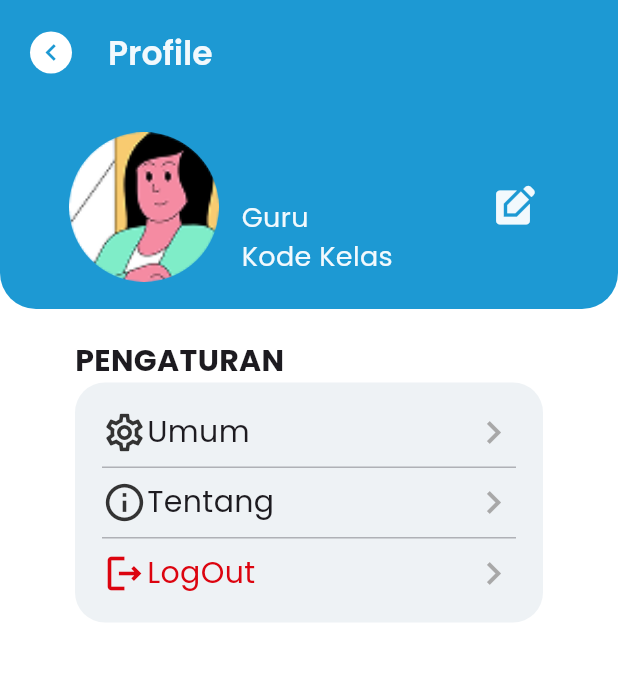
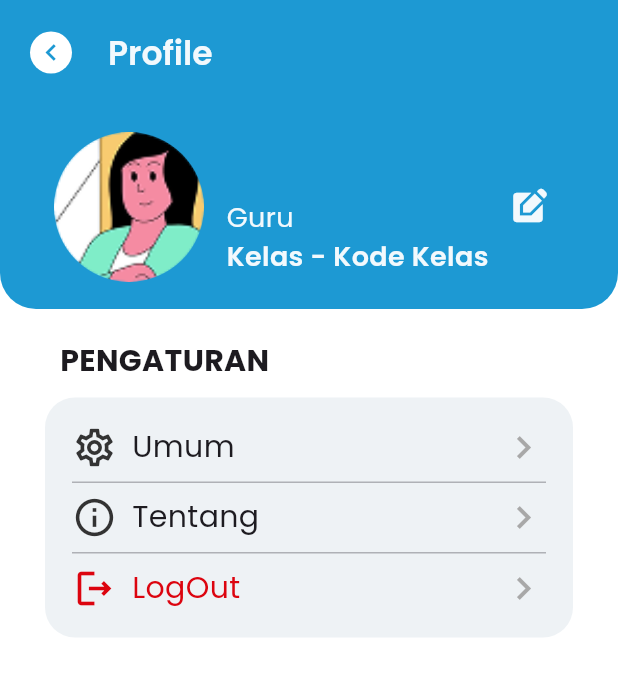
Before and after one commit to MuhammadHelga/kartanary, a Flutter app: the GuruProfilePage screen opened directly with empty values, on a phone screen of 412 x 824 dp. Shown: the top 676 px of the screen. Run offline on Flutter 3.47's test engine with Material 3 defaults, Android fonts, the phone set to English and light mode, and no system bars; our stand-ins replace carousel_slider, cloud_firestore, device_info_plus, file_picker, firebase_auth, firebase_core and 3 more; missing offline and left inert: dart:ffi; accounts and stored records are empty.

Commit message:
update profile guru sikit

```diff
--- a/lib/guru_pages/guru_profile_pages/guru_profile_page.dart
+++ b/lib/guru_pages/guru_profile_pages/guru_profile_page.dart
@@ -104,7 +104,7 @@ class _GuruProfilePageState extends State<GuruProfilePage> {
                     children: [
                       Padding(
                         padding: const EdgeInsets.symmetric(
-                          horizontal: 30,
+                          horizontal: 20,
                           vertical: 10,
                         ),
                         child: Row(
@@ -125,7 +125,7 @@ class _GuruProfilePageState extends State<GuruProfilePage> {
                                   _name ?? 'Loading...',
                                   style: TextStyle(
                                     fontSize: 28,
-                                    fontWeight: FontWeight.bold,
+                                    fontWeight: FontWeight.w600,
                                     color: Color(0xffF2F9FD),
                                   ),
                                 ),
@@ -137,10 +137,11 @@ class _GuruProfilePageState extends State<GuruProfilePage> {
                                   ),
                                 ),
                                 Text(
-                                  'Kode Kelas',
+                                  'Kelas - Kode Kelas',
                                   style: TextStyle(
                                     fontSize: 18,
                                     color: Color(0xffF2F9FD),
+                                    fontWeight: FontWeight.w600
                                   ),
                                 ),
                               ],
@@ -150,7 +151,7 @@ class _GuruProfilePageState extends State<GuruProfilePage> {
                               icon: Icon(
                                 Icons.edit_square,
                                 color: Color(0xffF2F9FD),
-                                size: 30,
+                                size: 26,
                               ),
                               onPressed: () {
                                 // Navigator.push(
@@ -169,7 +170,7 @@ class _GuruProfilePageState extends State<GuruProfilePage> {
                 ),
 
                 Padding(
-                  padding: const EdgeInsets.only(top: 20, left: 50),
+                  padding: const EdgeInsets.only(top: 20, left: 40, bottom: 10),
                   child: Align(
                     alignment: Alignment.centerLeft,
                     child: Text(
@@ -182,7 +183,7 @@ class _GuruProfilePageState extends State<GuruProfilePage> {
                   ),
                 ),
                 Container(
-                  margin: EdgeInsets.symmetric(horizontal: 50),
+                  margin: EdgeInsets.symmetric(horizontal: 30),
                   decoration: BoxDecoration(
                     color: Color.fromARGB(255, 238, 242, 245),
                     borderRadius: BorderRadius.all(Radius.circular(20)),
@@ -198,10 +199,13 @@ class _GuruProfilePageState extends State<GuruProfilePage> {
                         child: InkWell(
                           child: Row(
                             children: [
-                              Icon(
+                              Padding(
+                                padding: const EdgeInsets.only(right: 10),
+                                child: Icon(
                                   Icons.settings_outlined,
                                   color: Color(0xff333333),
                                   size: 30,
+                                ),
                               ),
                               Text('Umum', style: TextStyle(fontSize: 20)),
                               Spacer(),
@@ -229,10 +233,13 @@ class _GuruProfilePageState extends State<GuruProfilePage> {
                         child: InkWell(
                           child: Row(
                             children: [
-                              Icon(
+                              Padding(
+                                padding: const EdgeInsets.only(right: 10),
+                                child: Icon(
                                   Icons.info_outlined,
                                   color: Color(0xff333333),
                                   size: 30,
+                                ),
                               ),
                               Text('Tentang', style: TextStyle(fontSize: 20)),
                               Spacer(),
@@ -275,10 +282,13 @@ class _GuruProfilePageState extends State<GuruProfilePage> {
                           },
                           child: Row(
                             children: [
-                              Icon(
+                              Padding(
+                                padding: const EdgeInsets.only(right: 10),
+                                child: Icon(
                                   Icons.logout_outlined,
                                   color: Color(0xffDC040F),
                                   size: 30,
+                                ),
                               ),
                               Text(
                                 'LogOut',
```
Lines whose indentation alone changed are shown as unchanged.
